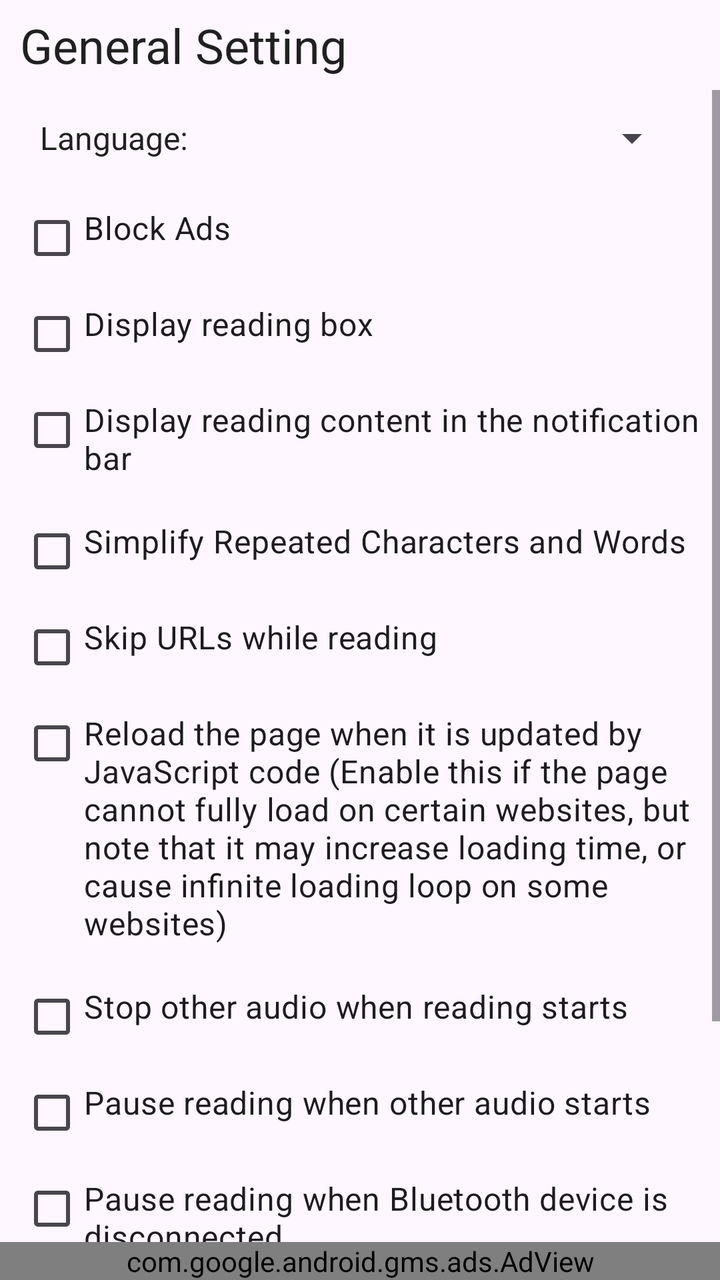
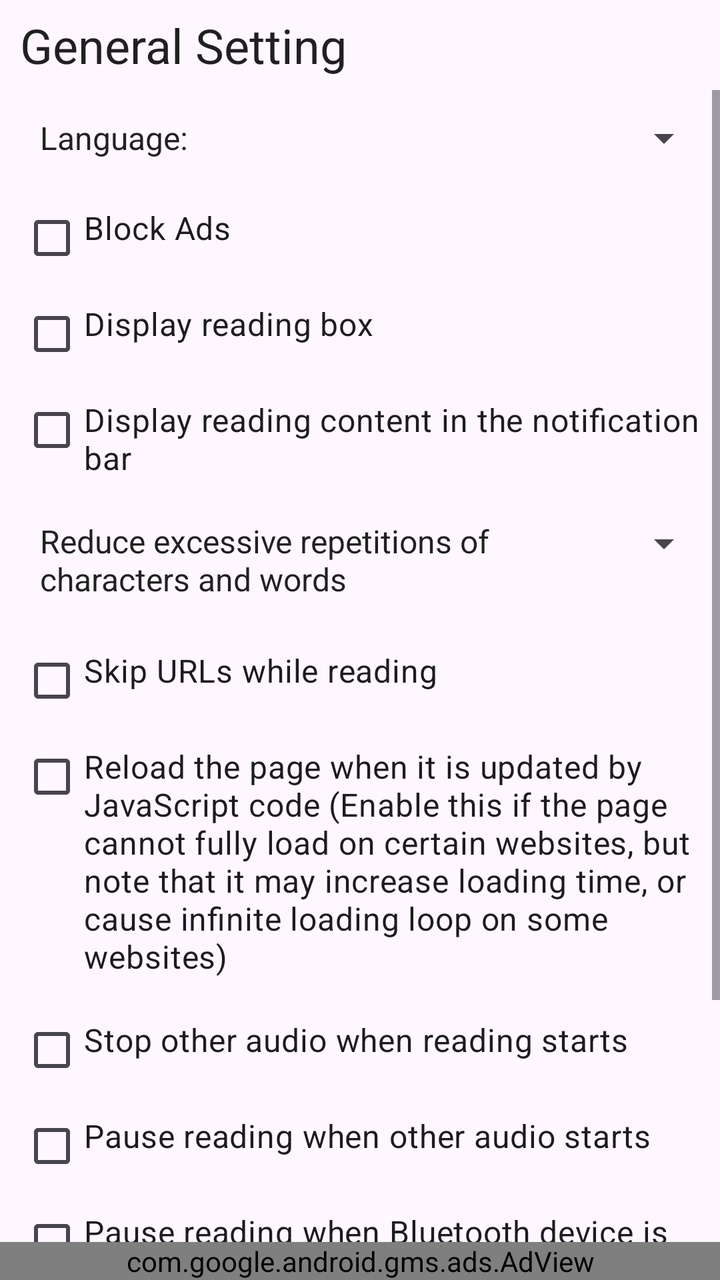

Screens rendered from an Android XML layout before and after an edit, with the pre-edit source and the edit as a unified diff.
<!-- AndroidManifest.xml: application theme Theme.MyApplication -->
<!-- res/layout/activity_general_setting.xml -->
<?xml version="1.0" encoding="utf-8"?>
<androidx.constraintlayout.widget.ConstraintLayout xmlns:android="http://schemas.android.com/apk/res/android"
    xmlns:app="http://schemas.android.com/apk/res-auto"
    xmlns:tools="http://schemas.android.com/tools"
    android:id="@+id/main"
    android:layout_width="match_parent"
    android:layout_height="match_parent"
    tools:context="com.blueberryjoy.reader.settings.GeneralSetting">

    <TextView
        android:id="@+id/textView"
        android:layout_width="wrap_content"
        android:layout_height="45dp"
        android:gravity="center_vertical"
        android:paddingStart="10dp"
        android:paddingEnd="10dp"
        android:text="@string/title_general_setting"
        android:textColor="@color/primary_text"
        android:textSize="24sp"
        app:layout_constraintStart_toStartOf="parent"
        app:layout_constraintTop_toTopOf="parent" />


    <ScrollView
        android:id="@+id/scrollView"
        android:layout_width="match_parent"
        android:layout_height="0dp"
        app:layout_constraintBottom_toTopOf="@+id/adView"
        app:layout_constraintEnd_toEndOf="parent"
        app:layout_constraintStart_toStartOf="parent"
        app:layout_constraintTop_toBottomOf="@+id/textView">

        <LinearLayout
            android:layout_width="match_parent"
            android:layout_height="wrap_content"
            android:orientation="vertical">

            <LinearLayout
                android:layout_width="match_parent"
                android:layout_height="48dp"
                android:layout_marginStart="20dp"
                android:layout_marginEnd="20dp"
                android:layout_marginBottom="10dp"
                android:orientation="horizontal">

                <TextView
                    android:layout_width="50dp"
                    android:layout_height="48dp"
                    android:layout_weight="1"
                    android:gravity="center_vertical"
                    android:text="@string/general_setting_text_language"
                    android:textColor="@color/primary_text"
                    android:textSize="16sp" />

                <Spinner
                    android:id="@+id/lang"
                    android:layout_width="50dp"
                    android:layout_height="48dp"
                    android:layout_weight="1"
                    android:gravity="center_vertical"
                    android:popupBackground="@color/url_background" />
            </LinearLayout>

            <CheckBox
                android:id="@+id/blockAds"
                android:layout_width="match_parent"
                android:layout_height="wrap_content"
                android:layout_gravity="center_horizontal"
                android:layout_marginStart="10dp"
                android:layout_marginEnd="10dp"
                android:gravity="top"
                android:paddingBottom="20dp"
                android:text="@string/general_setting_block_ads"
                android:textSize="16sp" />

            <CheckBox
                android:id="@+id/readingBox"
                android:layout_width="match_parent"
                android:layout_height="wrap_content"
                android:layout_gravity="center_horizontal"
                android:layout_marginStart="10dp"
                android:layout_marginEnd="10dp"
                android:gravity="top"
                android:paddingBottom="20dp"
                android:text="@string/general_setting_text_display_reading_box"
                android:textSize="16sp" />

            <CheckBox
                android:id="@+id/notification"
                android:layout_width="match_parent"
                android:layout_height="wrap_content"
                android:layout_gravity="center_horizontal"
                android:layout_marginStart="10dp"
                android:layout_marginEnd="10dp"
                android:gravity="top"
                android:paddingBottom="20dp"
                android:text="@string/general_setting_text_display_reading_content_in_the_notification_bar"
                android:textSize="16sp" />

            <CheckBox
                android:id="@+id/reduceRepeatText"
                android:layout_width="match_parent"
                android:layout_height="wrap_content"
                android:layout_gravity="center_horizontal"
                android:layout_marginStart="10dp"
                android:layout_marginEnd="10dp"
                android:gravity="top"
                android:paddingBottom="20dp"
                android:text="@string/reduce_repeat_text"
                android:textSize="16sp" />

            <CheckBox
                android:id="@+id/skipURL"
                android:layout_width="match_parent"
                android:layout_height="wrap_content"
                android:layout_gravity="center_horizontal"
                android:layout_marginStart="10dp"
                android:layout_marginEnd="10dp"
                android:gravity="top"
                android:paddingBottom="20dp"
                android:text="@string/general_setting_skip_url"
                android:textSize="16sp" />

            <CheckBox
                android:id="@+id/reloadAfterJS"
                android:layout_width="match_parent"
                android:layout_height="wrap_content"
                android:layout_gravity="center_horizontal"
                android:layout_marginStart="10dp"
                android:layout_marginEnd="10dp"
                android:gravity="top"
                android:paddingBottom="20dp"
                android:text="@string/general_setting_text_reload_on_JS"
                android:textSize="16sp" />

            <CheckBox
                android:id="@+id/requireAudioFocus"
                android:layout_width="match_parent"
                android:layout_height="wrap_content"
                android:layout_gravity="center_horizontal"
                android:layout_marginStart="10dp"
                android:layout_marginEnd="10dp"
                android:gravity="top"
                android:paddingBottom="20dp"
                android:text="@string/general_setting_text_require_focus_when_play"
                android:textSize="16sp" />

            <CheckBox
                android:id="@+id/audioFocusChanged"
                android:layout_width="match_parent"
                android:layout_height="wrap_content"
                android:layout_gravity="center_horizontal"
                android:layout_marginStart="10dp"
                android:layout_marginEnd="10dp"
                android:gravity="top"
                android:paddingBottom="20dp"
                android:text="@string/general_setting_text_stop_when_focus_change"
                android:textSize="16sp" />

            <CheckBox
                android:id="@+id/stopAfterBTDisc"
                android:layout_width="match_parent"
                android:layout_height="wrap_content"
                android:layout_gravity="center_horizontal"
                android:layout_marginStart="10dp"
                android:layout_marginEnd="10dp"
                android:gravity="top"
                android:paddingBottom="20dp"
                android:text="@string/general_setting_text_stop_after_BT"
                android:textSize="16sp" />

            <LinearLayout
                android:layout_width="match_parent"
                android:layout_height="wrap_content"
                android:layout_marginStart="20dp"
                android:layout_marginEnd="20dp"
                android:layout_marginBottom="15dp"
                android:gravity="center_vertical"
                android:orientation="horizontal">

                <TextView
                    android:layout_width="0dp"
                    android:layout_height="wrap_content"
                    android:layout_weight="1"
                    android:text="@string/general_setting_reset_tips"
                    android:textColor="@color/primary_text"
                    android:textSize="16sp" />

                <TextView
                    android:id="@+id/resetTips"
                    android:layout_width="wrap_content"
                    android:layout_height="wrap_content"
                    android:background="?attr/selectableItemBackground"
                    android:clickable="true"
                    android:focusable="true"
                    android:gravity="center"
                    android:minWidth="70dp"
                    android:paddingStart="12dp"
                    android:paddingEnd="12dp"
                    android:text="@string/general_setting_reset"
                    android:textColor="?attr/colorPrimary"
                    android:textSize="16sp" />

            </LinearLayout>

            <LinearLayout
                android:layout_width="match_parent"
                android:layout_height="wrap_content"
                android:layout_marginStart="20dp"
                android:layout_marginEnd="20dp"
                android:layout_marginBottom="50dp"
                android:gravity="center_vertical"
                android:orientation="horizontal">

                <TextView
                    android:layout_width="0dp"
                    android:layout_height="wrap_content"
                    android:layout_weight="1"
                    android:text="@string/general_setting_clear_browsing_data"
                    android:textColor="@color/primary_text"
                    android:textSize="16sp" />

                <TextView
                    android:id="@+id/clearBrowsingData"
                    android:layout_width="wrap_content"
                    android:layout_height="wrap_content"
                    android:background="?attr/selectableItemBackground"
                    android:clickable="true"
                    android:focusable="true"
                    android:gravity="center"
                    android:minWidth="70dp"
                    android:paddingStart="12dp"
                    android:paddingEnd="12dp"
                    android:text="@string/general_setting_clear"
                    android:textColor="?attr/colorPrimary"
                    android:textSize="16sp" />

            </LinearLayout>
        </LinearLayout>
    </ScrollView>

    <com.google.android.gms.ads.AdView xmlns:ads="http://schemas.android.com/apk/res-auto"
        android:id="@+id/adView"
        android:layout_width="match_parent"
        android:layout_height="wrap_content"
        ads:adSize="BANNER"
        ads:adUnitId="ca-app-pub-3372495913831712/6976630016"
        app:layout_constraintBottom_toBottomOf="parent"
        app:layout_constraintStart_toStartOf="parent" />

</androidx.constraintlayout.widget.ConstraintLayout>
<!-- resources referenced by this layout -->
<resources>
  <color name="primary_text">#DE000000</color>
  <color name="url_background">#FFFFFFFF</color>
  <string name="general_setting_block_ads">Block Ads</string>
  <string name="general_setting_clear">Clear</string>
  <string name="general_setting_clear_browsing_data">Clear browsing data</string>
  <string name="general_setting_reset">Reset</string>
  <string name="general_setting_reset_tips">Show tips again</string>
  <string name="general_setting_skip_url">Skip URLs while reading</string>
  <string name="general_setting_text_display_reading_box">Display reading box</string>
  <string name="general_setting_text_display_reading_content_in_the_notification_bar">Display reading content in the notification bar</string>
  <string name="general_setting_text_language">Language:</string>
  <string name="general_setting_text_reload_on_JS">Reload the page when it is updated by JavaScript code (Enable this if the page cannot fully load on certain websites, but note that it may increase loading time, or cause infinite loading loop on some websites)</string>
  <string name="general_setting_text_require_focus_when_play">Stop other audio when reading starts</string>
  <string name="general_setting_text_stop_after_BT">Pause reading when Bluetooth device is disconnected</string>
  <string name="general_setting_text_stop_when_focus_change">Pause reading when other audio starts</string>
  <string name="reduce_repeat_text">Simplify Repeated Characters and Words</string>
  <string name="title_general_setting">General Setting</string>
  <style name="Theme.MyApplication" parent="Theme.Material3.DayNight.NoActionBar">
          
      </style>
</resources>

<!-- the commit's change to res/layout/activity_general_setting.xml (unified diff, before → after) -->
@@ -39,7 +39,7 @@
                 android:layout_width="match_parent"
                 android:layout_height="48dp"
                 android:layout_marginStart="20dp"
-                android:layout_marginEnd="20dp"
+                android:layout_marginEnd="4dp"
                 android:layout_marginBottom="10dp"
                 android:orientation="horizontal">
 
@@ -97,17 +97,32 @@
                 android:text="@string/general_setting_text_display_reading_content_in_the_notification_bar"
                 android:textSize="16sp" />
 
-            <CheckBox
-                android:id="@+id/reduceRepeatText"
-                android:layout_width="match_parent"
-                android:layout_height="wrap_content"
-                android:layout_gravity="center_horizontal"
-                android:layout_marginStart="10dp"
-                android:layout_marginEnd="10dp"
-                android:gravity="top"
-                android:paddingBottom="20dp"
-                android:text="@string/reduce_repeat_text"
-                android:textSize="16sp" />
+            <LinearLayout
+                android:layout_width="match_parent"
+                android:layout_height="wrap_content"
+                android:orientation="horizontal"
+                android:paddingStart="20dp"
+                android:paddingTop="0dp"
+                android:paddingEnd="4dp"
+                android:paddingBottom="24dp">
+
+                <TextView
+                    android:layout_width="0dp"
+                    android:layout_height="wrap_content"
+                    android:layout_marginEnd="12dp"
+                    android:layout_weight="10"
+                    android:text="@string/general_setting_reduce_repeat_text"
+                    android:textColor="@color/primary_text"
+                    android:textSize="16sp" />
+
+                <Spinner
+                    android:id="@+id/reduceRepeatThreshold"
+                    android:layout_width="wrap_content"
+                    android:layout_height="24dp"
+                    android:gravity="center_vertical"
+                    android:popupBackground="@color/url_background" />
+
+            </LinearLayout>
 
             <CheckBox
                 android:id="@+id/skipURL"
<!-- resource entries referenced after the edit -->
@@ -5,6 +5,7 @@
   <string name="general_setting_block_ads">Block Ads</string>
   <string name="general_setting_clear">Clear</string>
   <string name="general_setting_clear_browsing_data">Clear browsing data</string>
+  <string name="general_setting_reduce_repeat_text">Reduce excessive repetitions of characters and words</string>
   <string name="general_setting_reset">Reset</string>
   <string name="general_setting_reset_tips">Show tips again</string>
   <string name="general_setting_skip_url">Skip URLs while reading</string>
@@ -15,7 +16,6 @@
   <string name="general_setting_text_require_focus_when_play">Stop other audio when reading starts</string>
   <string name="general_setting_text_stop_after_BT">Pause reading when Bluetooth device is disconnected</string>
   <string name="general_setting_text_stop_when_focus_change">Pause reading when other audio starts</string>
-  <string name="reduce_repeat_text">Simplify Repeated Characters and Words</string>
   <string name="title_general_setting">General Setting</string>
   <style name="Theme.MyApplication" parent="Theme.Material3.DayNight.NoActionBar">
           
